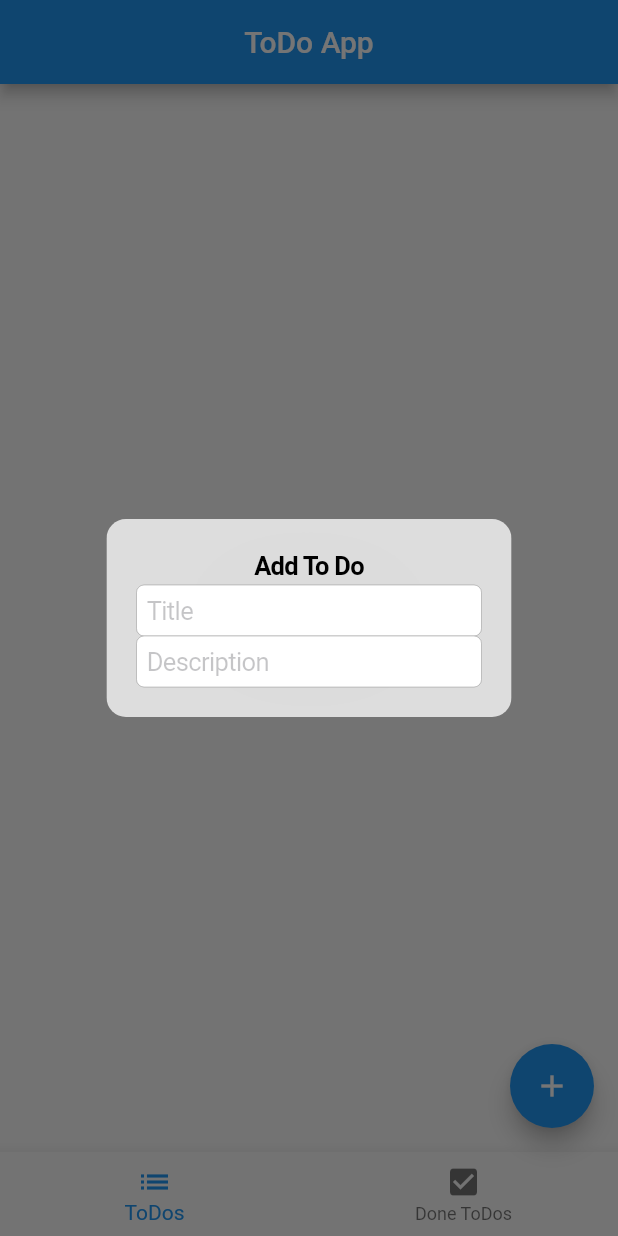
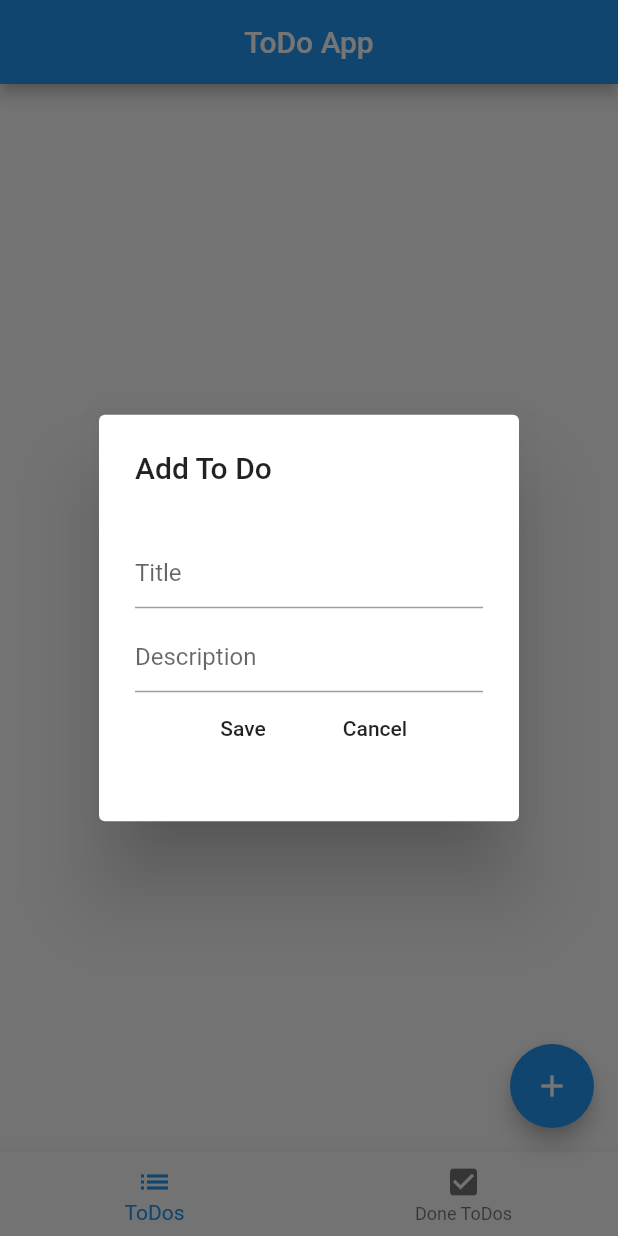
Before and after one commit to g0nnP/ToDo-App, a Flutter app: the screen it shows after launch, after a tap on the "add" icon, on a phone screen of 412 x 824 dp. Run offline on Flutter 3.47's test engine with Material 2 defaults, Android fonts, the phone set to English and light mode, and no system bars; our stand-ins replace bloc, flutter_bloc.

Commit message:
Add an remove todo implemented

```diff
--- a/lib/app/models/todo_model.dart
+++ b/lib/app/models/todo_model.dart
@@ -1,9 +1,9 @@
 class TodoModel {
 
-  TodoModel(this.title, this.description, this.completed);
+  TodoModel(this.title, this.description, this.completed,);
 
   final String title;
   final String description;
-  final bool completed;
+  bool completed;
 
 }
--- a/lib/app/pages/home/bloc/todos/todos_bloc.dart
+++ b/lib/app/pages/home/bloc/todos/todos_bloc.dart
@@ -18,7 +18,11 @@ class TodosBloc extends Bloc<TodosEvent, TodosState> {
     on<DeleteTodoEvent>((event, emit){
       final list = state.todosList;
       list.removeAt(event.index);
-      emit(TodosFilledState(list));
+      if(list.isEmpty) {
+        emit(const TodosInitialState());
+      } else {
+        emit(TodosFilledState(list));
+      }
     });
   }
 }
--- a/lib/app/pages/home/bloc/todos/todos_event.dart
+++ b/lib/app/pages/home/bloc/todos/todos_event.dart
@@ -19,3 +19,9 @@ class DeleteTodoEvent extends TodosEvent {
 
   final int index;
 }
+
+class CompleteTodoEvent extends TodosEvent {
+  CompleteTodoEvent(this.todo);
+
+  final TodoModel todo;
+}
--- a/lib/app/pages/home/home_page.dart
+++ b/lib/app/pages/home/home_page.dart
@@ -44,7 +44,7 @@ class HomePage extends StatelessWidget {
       floatingActionButton: FloatingActionButton(
         child: const Icon(Icons.add),
         onPressed: () => showDialog(
-          context: context, builder: (context) => const AddTodoDialog())
+          context: context, builder: (context) => AddTodoDialog())
       ),
     );
   }
--- a/lib/app/widgets/dialog_widget.dart
+++ b/lib/app/widgets/dialog_widget.dart
@@ -2,22 +2,56 @@ import 'dart:io';
 
 import 'package:flutter/cupertino.dart';
 import 'package:flutter/material.dart';
+import 'package:flutter_bloc/flutter_bloc.dart';
+
+import '../models/todo_model.dart';
+import '../pages/home/bloc/todos/todos_bloc.dart';
 
 class AddTodoDialog extends StatelessWidget {
-  const AddTodoDialog({ Key? key }) : super(key: key);
+  AddTodoDialog({ Key? key }) : super(key: key);
+
+  final TextEditingController _titleCtrl = TextEditingController();
+  final TextEditingController _descCtrl = TextEditingController();
 
   @override
   Widget build(BuildContext context) {
-    if(Platform.isAndroid) {
+    final bloc = context.read<TodosBloc>();
+    if(Platform.isIOS) {
       return CupertinoAlertDialog(
         title: const Text('Add To Do'),
         content: Column(
           children: [
             CupertinoTextField(
+              controller: _titleCtrl,
               placeholder: 'Title',
+              onChanged: (text) => text = _titleCtrl.text,
             ),
+            const SizedBox(height: 8,),
             CupertinoTextField(
+              controller: _descCtrl,
               placeholder: 'Description',
+              onChanged: (text) => text = _descCtrl.text,
+            ),
+            Row(
+              mainAxisAlignment: MainAxisAlignment.center,
+              children: [
+                CupertinoButton(
+                  child: const Text('Save'),
+                  onPressed: (){
+                    final todo = TodoModel(
+                      _titleCtrl.text,
+                      _descCtrl.text,
+                      false
+                    );
+                    bloc.add(AddTodoEvent(todo));
+                    Navigator.pop(context);
+                  }
+                ),
+                CupertinoButton(
+                  child: const Text('Cancel'),
+                  onPressed: () => Navigator.pop(context)
+                )
+              ]
             )
           ],
         ),
@@ -25,15 +59,49 @@ class AddTodoDialog extends StatelessWidget {
     } else {
       return AlertDialog(
         title: const Text('Add To Do'),
-        content: Column(
+        content: SizedBox(
+          height: 180,
+          child: Column(
+            mainAxisAlignment: MainAxisAlignment.center,
             children: [
               TextField(
-              decoration: InputDecoration(),
+                decoration: const InputDecoration(
+                  hintText: 'Title'
                 ),
+                controller: _titleCtrl,
+                onChanged: (text) => text = _titleCtrl.text,
+              ),
+              const SizedBox(height: 8,),
               TextField(
-              decoration: InputDecoration(),
+                decoration: const InputDecoration(
+                  hintText: 'Description'
+                ),
+                controller: _descCtrl,
+                onChanged: (text) => text = _descCtrl.text,
+              ),
+              Row(
+                mainAxisAlignment: MainAxisAlignment.center,
+                children: [
+                  MaterialButton(
+                    child: const Text('Save'),
+                    onPressed: () {
+                      final todo = TodoModel(
+                        _titleCtrl.text,
+                        _descCtrl.text,
+                        false
+                      );
+                      bloc.add(AddTodoEvent(todo));
+                      Navigator.pop(context);
+                    },
+                  ),
+                  MaterialButton(
+                    child: const Text('Cancel'),
+                    onPressed: () => Navigator.pop(context),
+                  ),
+                ],
               )
             ],
+          ),
         ),
       );
     }
```
Also changed, not shown: lib/app/pages/home/screens/todos_screen.dart (+22 -2 lines). Lines whose indentation alone changed are shown as unchanged.
